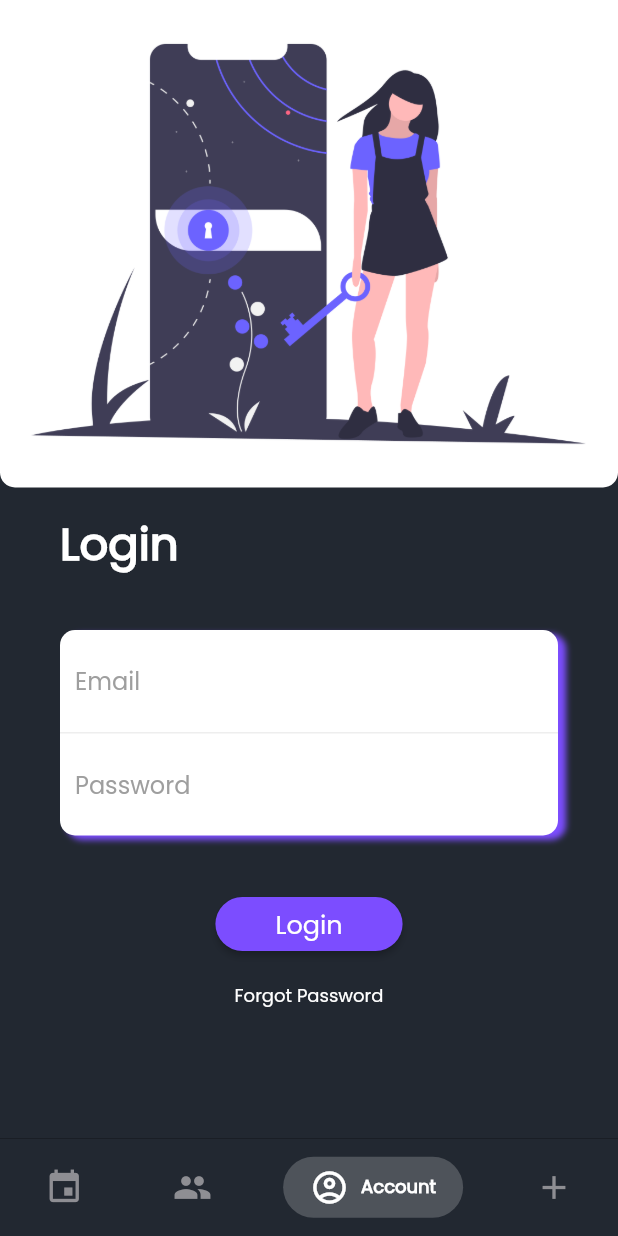
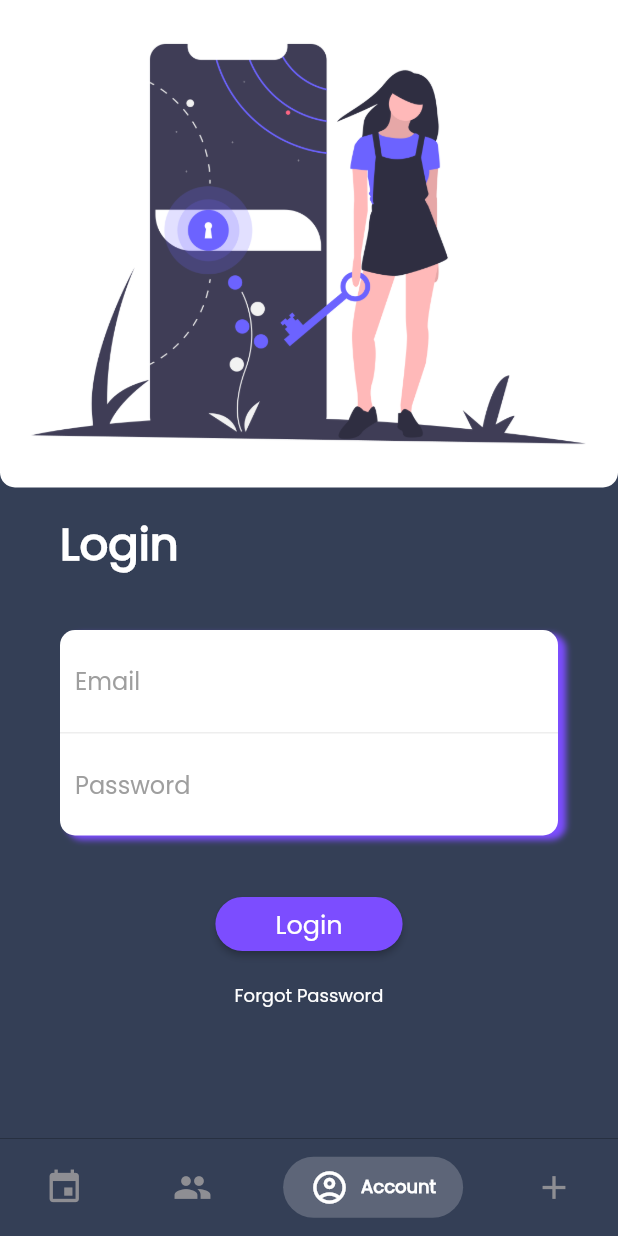
Before and after one commit to HellVolhard07/The-USS-App, a Flutter app: the screen it shows after launch, item 3 of the bottom bar chosen, on a phone screen of 412 x 824 dp. Run offline on Flutter 3.47's test engine with Material 2 defaults, Android fonts, the light colour scheme and no system bars; drawn by our look-alikes of persistent_bottom_nav_bar; our stand-ins replace cloud_firestore, firebase_auth, firebase_core, firebase_storage, flutter_toggle_tab, im_stepper and 1 more; accounts and stored records are empty.

Commit message:
format code fix

```diff
--- a/lib/theme_provider.dart
+++ b/lib/theme_provider.dart
@@ -14,12 +14,14 @@ class ThemeProvider with ChangeNotifier {
 
 class ThemeBuilder {
   static final darkTheme = ThemeData(
-    scaffoldBackgroundColor: Color(0xFF222831),
+    scaffoldBackgroundColor: Color(0xFF343F56),
     fontFamily: "Poppins",
     primaryColor: Colors.orangeAccent,
     colorScheme: ColorScheme.dark(
-      primary: Colors.orangeAccent,
-      secondary: Colors.pinkAccent,
+      primary: Color(0xFFF54748),
+      secondary: Color(0xFFFB9300),
+
+      //fa6d41
     ),
     iconTheme: IconThemeData(
       color: Colors.white,
--- a/lib/widgets/event_item.dart
+++ b/lib/widgets/event_item.dart
@@ -91,7 +91,7 @@ class EventItem extends StatelessWidget {
             width: double.infinity,
             height: 150,
             decoration: BoxDecoration(
-              color: boxColor.withOpacity(0.4),
+              color: boxColor,
               border: Border(
                 left: BorderSide(
                   color: boxColor,
```
Also changed, not shown: lib/screens/addEvent.dart (+10 -30 lines).
